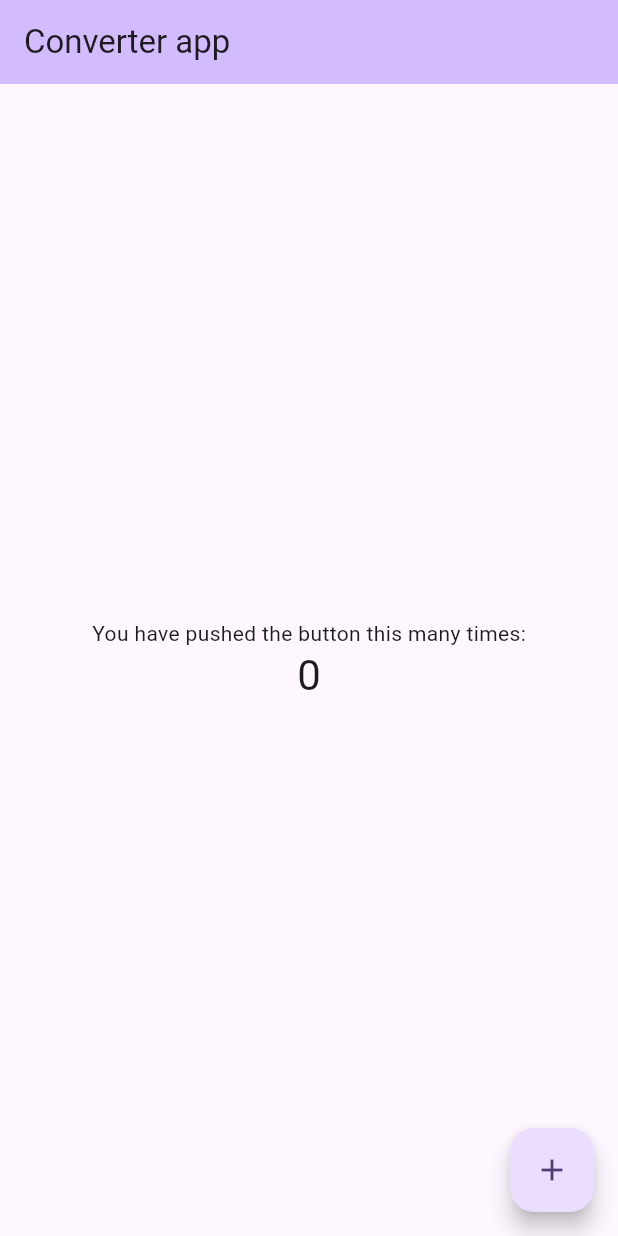
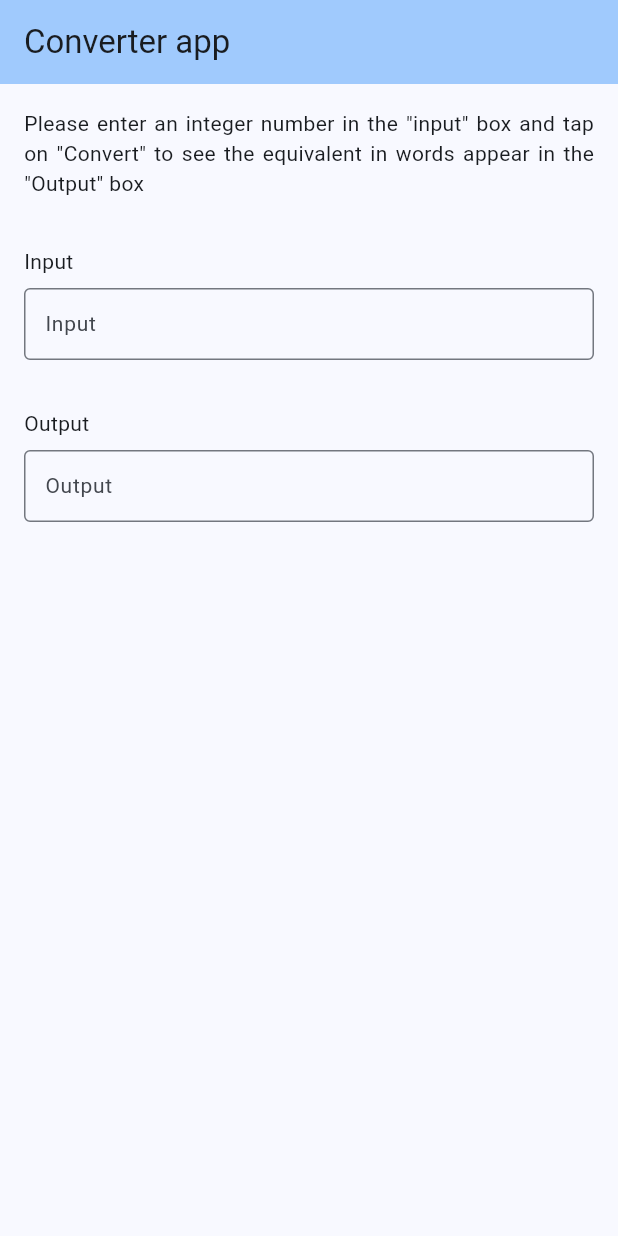
Before and after one commit to willwees/number_to_word, a Flutter app: the screen it shows after launch, on a phone screen of 412 x 824 dp. Run offline on Flutter 3.47's test engine with Material 2 defaults, Android fonts, the phone set to English and light mode, and no system bars.

Commit message:
feat: add validation for text form field

```diff
--- a/lib/src/app.dart
+++ b/lib/src/app.dart
@@ -9,7 +9,7 @@ class App extends StatelessWidget {
     return MaterialApp(
       title: 'Converter App',
       theme: ThemeData(
-        colorScheme: ColorScheme.fromSeed(seedColor: Colors.deepPurple),
+        colorScheme: ColorScheme.fromSeed(seedColor: Colors.blue),
         useMaterial3: true,
       ),
       home: const HomePage(),
--- a/lib/src/core/page/home_page.dart
+++ b/lib/src/core/page/home_page.dart
@@ -1,4 +1,5 @@
 import 'package:flutter/material.dart';
+import 'package:number_to_word/src/core/core.dart';
 
 class HomePage extends StatefulWidget {
   const HomePage();
@@ -8,13 +9,7 @@ class HomePage extends StatefulWidget {
 }
 
 class _HomePageState extends State<HomePage> {
-  int _counter = 0;
-
-  void _incrementCounter() {
-    setState(() {
-      _counter++;
-    });
-  }
+  final GlobalKey<FormState> _numberToWordFormKey = GlobalKey<FormState>();
 
   @override
   Widget build(BuildContext context) {
@@ -23,25 +18,48 @@ class _HomePageState extends State<HomePage> {
         backgroundColor: Theme.of(context).colorScheme.inversePrimary,
         title: const Text('Converter app'),
       ),
-      body: Center(
+      body: _buildContent(),
+    );
+  }
+
+  Widget _buildContent() {
+    return Padding(
+      padding: const EdgeInsets.all(16.0),
+      child: SingleChildScrollView(
         child: Column(
-          mainAxisAlignment: MainAxisAlignment.center,
+          crossAxisAlignment: CrossAxisAlignment.start,
           children: <Widget>[
             const Text(
-              'You have pushed the button this many times:',
+              'Please enter an integer number in the "input" box and tap on "Convert" to see the equivalent in words appear in the "Output" box',
+              textAlign: TextAlign.justify,
             ),
-            Text(
-              '$_counter',
-              style: Theme.of(context).textTheme.headlineMedium,
-            ),
+            const SizedBox(height: 32.0),
+            _buildNumberToWordForm(),
           ],
         ),
       ),
-      floatingActionButton: FloatingActionButton(
-        onPressed: _incrementCounter,
-        tooltip: 'Increment',
-        child: const Icon(Icons.add),
-      ), // This trailing comma makes auto-formatting nicer for build methods.
+    );
+  }
+
+  Widget _buildNumberToWordForm() {
+    return Form(
+      key: _numberToWordFormKey,
+      child: Column(
+        children: <Widget>[
+          CustomTextFormField(
+            title: 'Input',
+            readOnly: false,
+            onChanged: (String value) {
+              _numberToWordFormKey.currentState!.validate();
+            },
+          ),
+          const SizedBox(height: 32.0),
+          CustomTextFormField(
+            title: 'Output',
+            readOnly: true,
+          ),
+        ],
+      ),
     );
   }
 }
--- a/lib/src/core/widget/custom_text_form_field.dart
+++ b/lib/src/core/widget/custom_text_form_field.dart
@@ -4,11 +4,13 @@ import 'package:number_to_word/src/constant/app_text_style.dart';
 class CustomTextFormField extends StatefulWidget {
   final String title;
   final bool readOnly;
+  final Function(String)? onChanged;
 
   const CustomTextFormField({
     super.key,
     required this.title,
     required this.readOnly,
+    this.onChanged,
   });
 
   @override
@@ -16,45 +18,60 @@ class CustomTextFormField extends StatefulWidget {
 }
 
 class _CustomTextFormFieldState extends State<CustomTextFormField> {
+  String _errorMessage = '';
+
   @override
   Widget build(BuildContext context) {
     return Column(
       crossAxisAlignment: CrossAxisAlignment.start,
       children: <Widget>[
         Text(widget.title),
-        const SizedBox(height: 8),
+        const SizedBox(height: 8.0),
         TextFormField(
           style: AppTextStyle.black_400_14,
           readOnly: widget.readOnly,
-          autovalidateMode: AutovalidateMode.always,
-          validator: widget.readOnly == true
-              ? null
-              : (String? value) {
-                  if (value == null || value.isEmpty) {
-                    return 'Field cannot be empty!';
-                  }
-
-                  if (int.tryParse(value) == null) {
-                    return 'Invalid value!';
-                  }
+          validator: widget.readOnly ? null : _textFieldNumberValidator,
+          onChanged: (String value) {
+            setState(() {
+              widget.onChanged?.call(value);
+            });
           },
           decoration: InputDecoration(
             hintText: widget.title,
-            contentPadding: const EdgeInsets.all(10),
+            contentPadding: const EdgeInsets.all(10.0),
             border: const OutlineInputBorder(),
             errorBorder: const OutlineInputBorder(
               borderSide: BorderSide(color: Colors.red),
             ),
-            suffixIcon: IconButton(
+            errorStyle: const TextStyle(height: 0.0),
+            suffixIcon: _errorMessage.isNotEmpty
+                ? IconButton(
                     icon: const Icon(Icons.info),
                     color: Colors.red,
                     onPressed: () {
                       //TODO: tooltip
+                      print(_errorMessage);
                     },
-            ),
+                  )
+                : null,
           ),
         ),
       ],
     );
   }
+
+  String? _textFieldNumberValidator(String? value) {
+    if (value == null || value.isEmpty) {
+      _errorMessage = 'Field cannot be empty!';
+      return '';
     }
+
+    if (int.tryParse(value) == null) {
+      _errorMessage = 'Invalid value!';
+      return '';
+    }
+
+    _errorMessage = '';
+    return null;
+  }
+}
```
Lines whose indentation alone changed are shown as unchanged.
